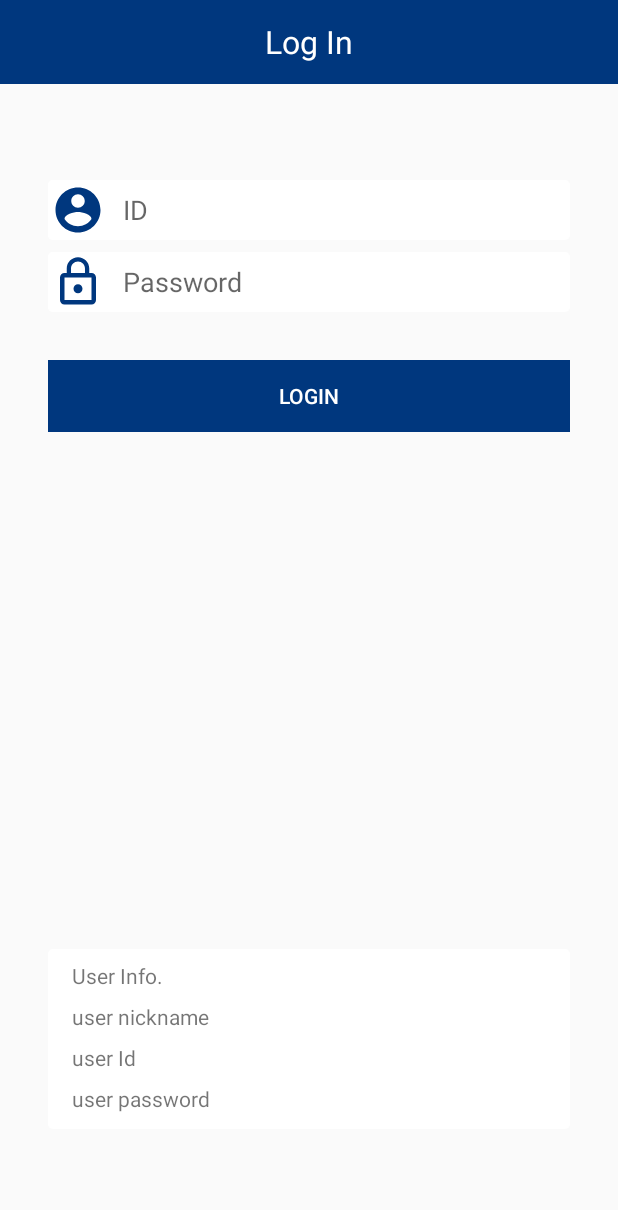
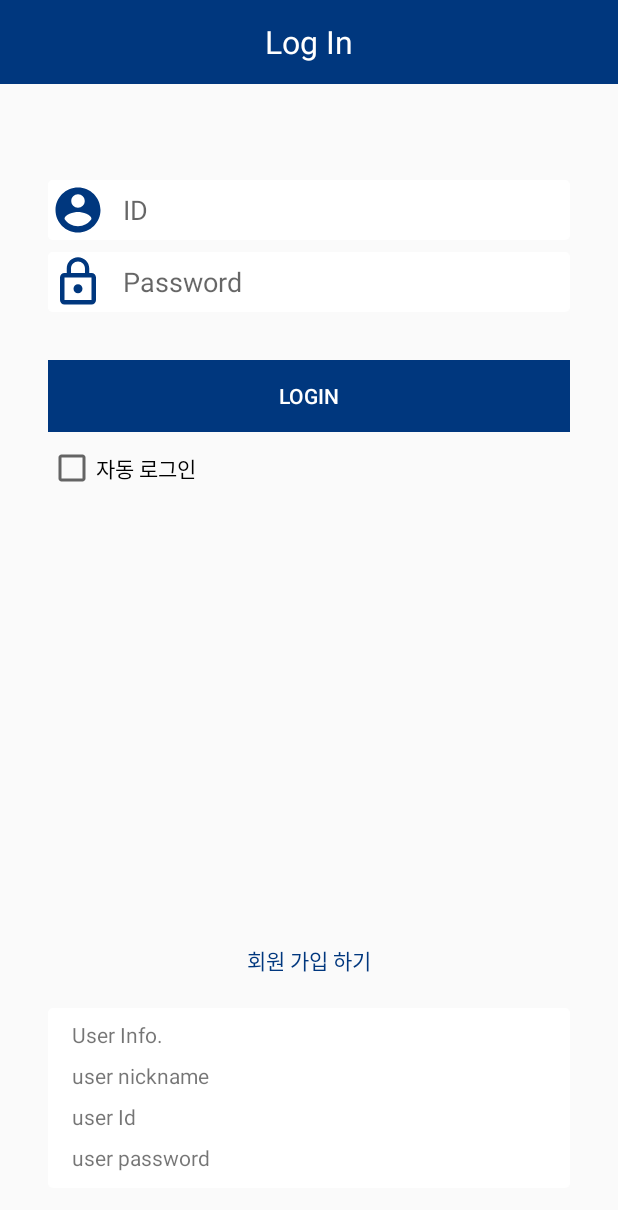
Before and after one commit to boarderYuki/AOS_study_0001, an Android app: the layout activity_main.xml on its own in the app's theme, with its tools: preview values and no code run, on a phone screen of 412 x 824 dp. Shown: the top 1210 px of the screen. Run offline under Robolectric (Android 15) with nearby library versions, the phone set to English and light mode, and no system bars.

```diff
--- a/app/src/main/java/io/indexpath/study_001/ResultActivity.kt
+++ b/app/src/main/java/io/indexpath/study_001/ResultActivity.kt
@@ -14,7 +14,7 @@ class ResultActivity : AppCompatActivity() {
         super.onCreate(savedInstanceState)
         setContentView(R.layout.activity_result)
 
-        buttonSave.setOnClickListener {
+        buttonLogin.setOnClickListener {
             val myPref = getSharedPreferences("myPref", Context.MODE_PRIVATE)
 
             val editor = myPref.edit()
--- a/app/src/main/res/layout/activity_main.xml
+++ b/app/src/main/res/layout/activity_main.xml
@@ -31,7 +31,7 @@
     </android.support.v7.widget.Toolbar>
 
     <EditText
-        android:id="@+id/editTextName"
+        android:id="@+id/editTextId"
         android:layout_width="0dp"
         android:layout_height="wrap_content"
         android:layout_marginEnd="32dp"
@@ -62,14 +62,14 @@
         android:hint="@string/password"
         android:inputType="textPassword"
         android:textColor="#404040"
-        app:layout_constraintEnd_toEndOf="@+id/editTextName"
+        app:layout_constraintEnd_toEndOf="@+id/editTextId"
         app:layout_constraintHorizontal_bias="0.0"
-        app:layout_constraintStart_toStartOf="@+id/editTextName"
-        app:layout_constraintTop_toBottomOf="@+id/editTextName" />
+        app:layout_constraintStart_toStartOf="@+id/editTextId"
+        app:layout_constraintTop_toBottomOf="@+id/editTextId" />
 
 
     <Button
-        android:id="@+id/buttonSave"
+        android:id="@+id/buttonLogin"
         style="@style/Widget.AppCompat.Button.Borderless"
         android:layout_width="0dp"
         android:layout_height="wrap_content"
@@ -88,14 +88,11 @@
         android:layout_width="0dp"
         android:layout_height="120dp"
         android:layout_marginBottom="32dp"
-        android:layout_marginTop="8dp"
         android:background="@drawable/custom_edit_text_bg"
         app:layout_constraintBottom_toBottomOf="parent"
-        app:layout_constraintEnd_toEndOf="@+id/buttonSave"
+        app:layout_constraintEnd_toEndOf="@+id/buttonLogin"
         app:layout_constraintHorizontal_bias="0.0"
-        app:layout_constraintStart_toStartOf="@+id/buttonSave"
-        app:layout_constraintTop_toBottomOf="@+id/buttonSave"
-        app:layout_constraintVertical_bias="0.896" />
+        app:layout_constraintStart_toStartOf="@+id/buttonLogin" />
 
     <TextView
         android:id="@+id/user_info"
@@ -143,5 +140,28 @@
         app:layout_constraintStart_toStartOf="@+id/userEmail"
         app:layout_constraintTop_toBottomOf="@+id/userEmail" />
 
+    <CheckBox
+        android:id="@+id/checkBox"
+        android:layout_width="wrap_content"
+        android:layout_height="wrap_content"
+        android:layout_marginTop="8dp"
+        android:text="자동 로그인"
+        app:layout_constraintEnd_toEndOf="@+id/buttonLogin"
+        app:layout_constraintHorizontal_bias="0.0"
+        app:layout_constraintStart_toStartOf="@+id/buttonLogin"
+        app:layout_constraintTop_toBottomOf="@+id/buttonLogin" />
+
+    <Button
+        android:id="@+id/buttonSignUp"
+        android:layout_width="0dp"
+        android:layout_height="wrap_content"
+        android:layout_marginBottom="8dp"
+        android:background="@android:color/transparent"
+        android:text="회원 가입 하기"
+        android:textColor="@color/statusBar"
+        app:layout_constraintBottom_toTopOf="@+id/view"
+        app:layout_constraintEnd_toEndOf="@+id/view"
+        app:layout_constraintStart_toStartOf="@+id/view" />
+
 
 </android.support.constraint.ConstraintLayout>
--- a/app/src/main/res/layout/activity_result.xml
+++ b/app/src/main/res/layout/activity_result.xml
@@ -41,13 +41,13 @@
         android:gravity="center_vertical"
         android:text="로그인 성공"
         android:textAlignment="center"
-        app:layout_constraintBottom_toTopOf="@+id/buttonSave"
+        app:layout_constraintBottom_toTopOf="@+id/buttonLogin"
         app:layout_constraintEnd_toEndOf="parent"
         app:layout_constraintStart_toStartOf="parent"
         app:layout_constraintTop_toBottomOf="@+id/toolbar" />
 
     <Button
-        android:id="@+id/buttonSave"
+        android:id="@+id/buttonLogin"
         style="@style/Widget.AppCompat.Button.Borderless"
         android:layout_width="0dp"
         android:layout_height="wrap_content"
--- a/build.gradle
+++ b/build.gradle
@@ -2,6 +2,7 @@
 
 buildscript {
     ext.kotlin_version = '1.2.30'
+    ext.anko_version='0.10.5'
     repositories {
         google()
         jcenter()
```
Also changed, not shown: app/build.gradle (+7 -0 lines), app/src/main/java/io/indexpath/study_001/JoinActivity.kt (+16 -3 lines), app/src/main/java/io/indexpath/study_001/MainActivity.kt (+108 -74 lines), app/src/main/res/layout/activity_join.xml (+5 -5 lines), app/src/main/res/layout/test.xml (added, +31 -0 lines).
